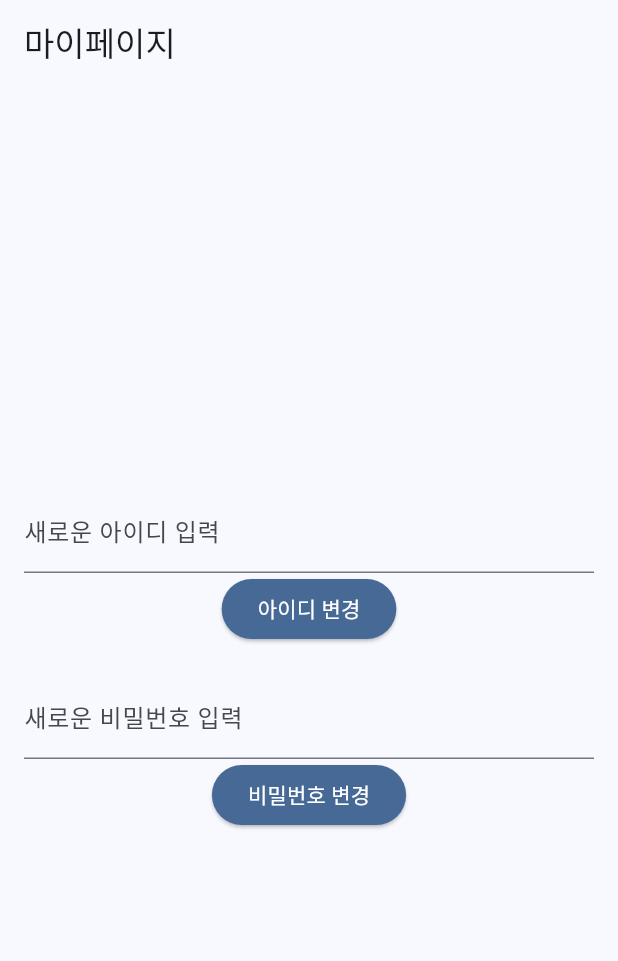
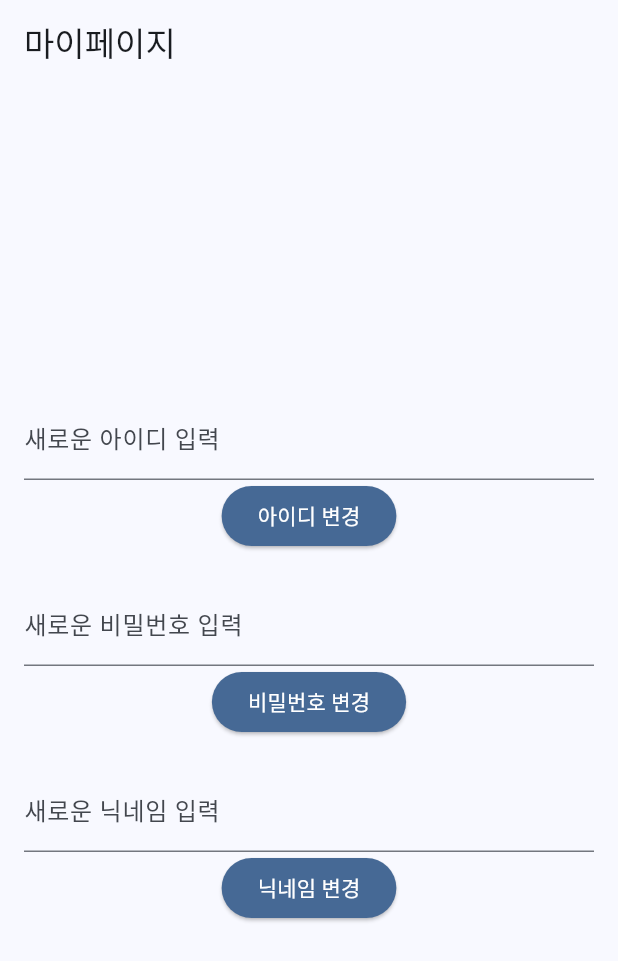
Before and after one commit to dongne-chat/dongne_chat, a Flutter app: the MyPage screen opened directly, on a phone screen of 412 x 824 dp. Shown: the top 961 px of the screen. Run offline on Flutter 3.47's test engine with Material 3 defaults, Android fonts, the phone set to English and light mode, and no system bars; our stand-ins replace cloud_firestore, firebase_core, flutter_dotenv, flutter_riverpod, shared_preferences; accounts and stored records are empty.

Commit message:
feat: mypage에 닉네임 변경기능 추가가

```diff
--- a/lib/ui/pages/mypage/mypage.dart
+++ b/lib/ui/pages/mypage/mypage.dart
@@ -5,15 +5,12 @@ import 'package:shared_preferences/shared_preferences.dart';
 class MyPage extends StatefulWidget {
   const MyPage({super.key});
 
-
-
   @override
   _MyPageState createState() => _MyPageState();
 }
 
 class _MyPageState extends State<MyPage> {
-
- String? userId;
+  String? userId;
 
   @override
   void initState() {
@@ -30,6 +27,7 @@ class _MyPageState extends State<MyPage> {
 
   final TextEditingController _newIdController = TextEditingController();
   final TextEditingController _newPasswordController = TextEditingController();
+  final TextEditingController _newNicknameController = TextEditingController();
   final FirebaseFirestore _firestore = FirebaseFirestore.instance;
 
   void _updateId() async {
@@ -63,7 +61,7 @@ class _MyPageState extends State<MyPage> {
             Navigator.pushReplacement(
               context,
               MaterialPageRoute(
-                builder: (context) => MyPage(),
+                builder: (context) => const MyPage(),
               ),
             );
           });
@@ -96,6 +94,30 @@ class _MyPageState extends State<MyPage> {
     } catch (e) {
       ScaffoldMessenger.of(context).showSnackBar(
         SnackBar(content: Text('비밀번호 변경 중 오류가 발생했습니다: $e')),
+      );
+    }
+  }
+
+  void _updateNickname() async {
+    final newNickname = _newNicknameController.text.trim();
+
+    if (newNickname.isEmpty) {
+      ScaffoldMessenger.of(context).showSnackBar(
+        const SnackBar(content: Text('새로운 닉네임을 입력하세요.')),
+      );
+      return;
+    }
+
+    try {
+      await _firestore.collection('users').doc(userId).update({
+        'nickname': newNickname,
+      });
+      ScaffoldMessenger.of(context).showSnackBar(
+        const SnackBar(content: Text('닉네임이 성공적으로 변경되었습니다.')),
+      );
+    } catch (e) {
+      ScaffoldMessenger.of(context).showSnackBar(
+        SnackBar(content: Text('닉네임 변경 중 오류가 발생했습니다: $e')),
       );
     }
   }
@@ -143,6 +165,21 @@ class _MyPageState extends State<MyPage> {
                   style: TextStyle(color: Colors.white),
                 ),
               ),
+              const SizedBox(height: 20),
+              TextField(
+                controller: _newNicknameController,
+                decoration: const InputDecoration(labelText: '새로운 닉네임 입력'),
+              ),
+              ElevatedButton(
+                style: ElevatedButton.styleFrom(
+                  backgroundColor: const Color(0xFF466995),
+                ),
+                onPressed: _updateNickname,
+                child: const Text(
+                  '닉네임 변경',
+                  style: TextStyle(color: Colors.white),
+                ),
+              ),
             ],
           ),
         ),
```
